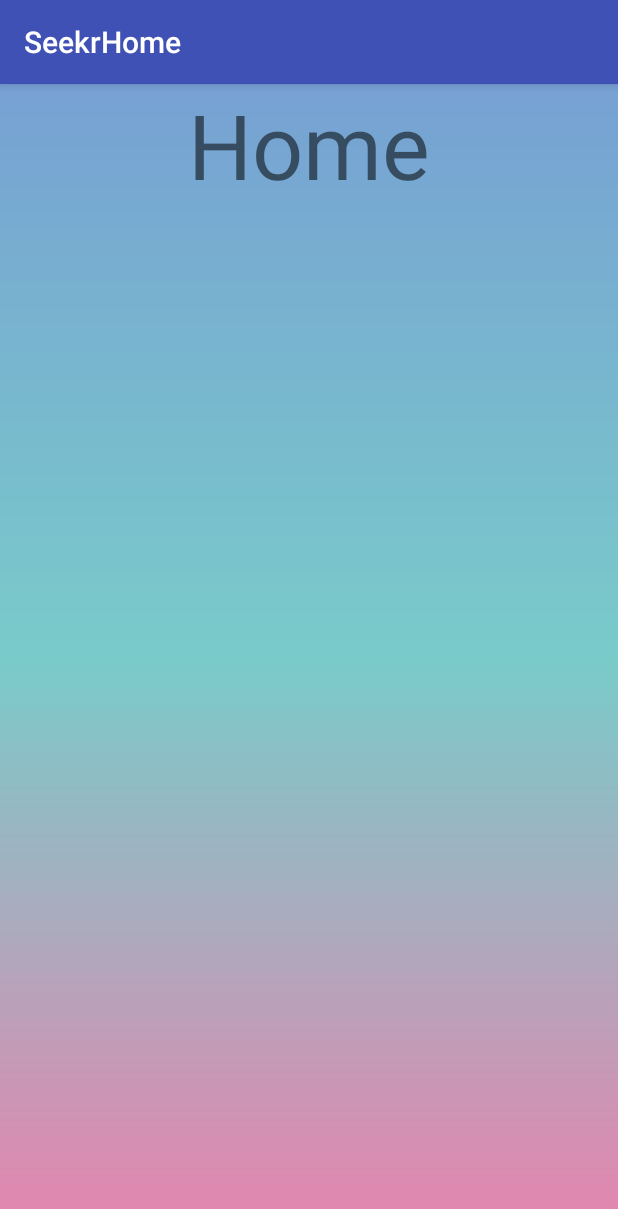
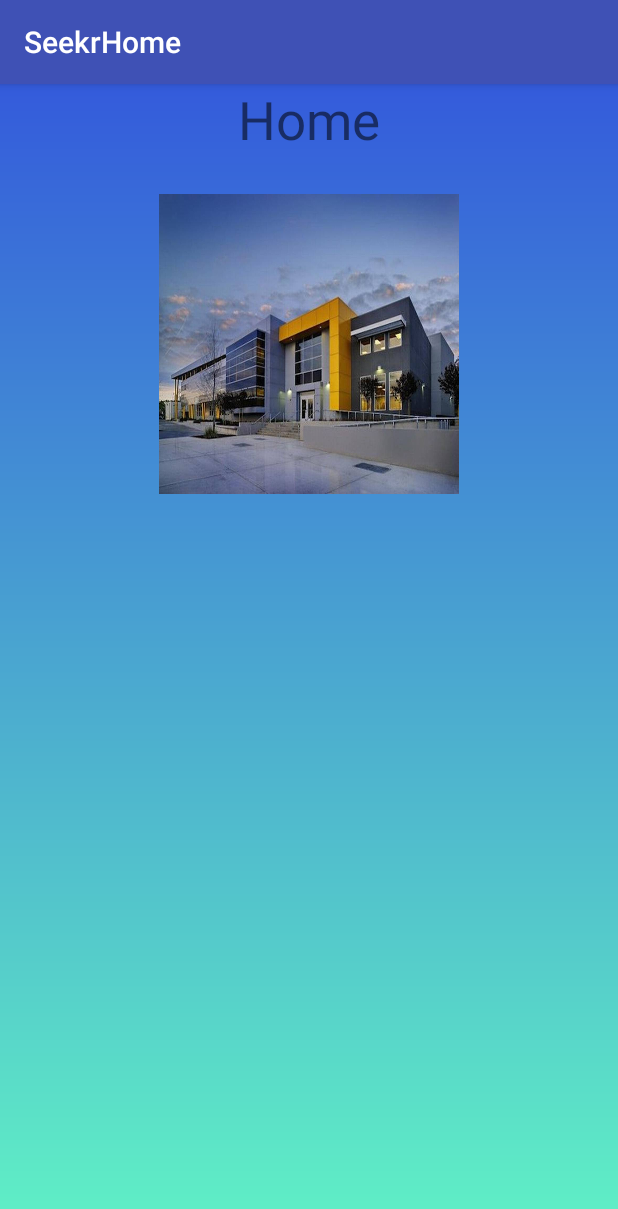
Before and after one commit to GodlyAzn/Seekr2, an Android app: the fragment Home shown on its own in the app's theme, on a phone screen of 412 x 824 dp. Shown: the top 1209 px of the screen. Run offline under Robolectric (Android 15) with nearby library versions, the phone set to English and light mode, and no system bars.

Commit message:
image button

```diff
--- a/app/build.gradle
+++ b/app/build.gradle
@@ -4,7 +4,7 @@ android {
     compileSdkVersion 26
     defaultConfig {
         applicationId "com.example.samuel.seekrhome"
-        minSdkVersion 15
+        minSdkVersion 21
         targetSdkVersion 26
         versionCode 1
         versionName "1.0"
--- a/app/src/main/res/layout/activity_main.xml
+++ b/app/src/main/res/layout/activity_main.xml
@@ -12,7 +12,7 @@
         app:itemTextColor="#fff"
         app:itemIconTint="#fff"
         android:id="@+id/nv"
-        android:background="@drawable/background1"
+        android:background="@drawable/background"
         android:layout_width="wrap_content"
         android:layout_height="match_parent"
         app:menu="@menu/drawermenu"
--- a/app/src/main/res/layout/fragment_account.xml
+++ b/app/src/main/res/layout/fragment_account.xml
@@ -2,7 +2,7 @@
     xmlns:tools="http://schemas.android.com/tools"
     android:layout_width="match_parent"
     android:layout_height="match_parent"
-    android:background="@drawable/background1"
+    android:background="@drawable/background"
     tools:context="com.example.samuel.seekrhome.Account">
 
     <!-- TODO: Update blank fragment layout -->
--- a/app/src/main/res/layout/fragment_event.xml
+++ b/app/src/main/res/layout/fragment_event.xml
@@ -2,7 +2,7 @@
     xmlns:tools="http://schemas.android.com/tools"
     android:layout_width="match_parent"
     android:layout_height="match_parent"
-    android:background="@drawable/background1"
+    android:background="@drawable/background"
     tools:context="com.example.samuel.seekrhome.Event">
 
     <!-- TODO: Update blank fragment layout -->
--- a/app/src/main/res/layout/fragment_home.xml
+++ b/app/src/main/res/layout/fragment_home.xml
@@ -6,11 +6,24 @@
 
     <!-- TODO: Update blank fragment layout -->
     <TextView
-        android:textSize="60dp"
+        android:textSize="35dp"
         android:layout_width="match_parent"
         android:layout_height="match_parent"
-        android:background="@drawable/background1"
+        android:background="@drawable/background"
         android:textAlignment="center"
         android:text="Home" />
 
+    <RelativeLayout
+        android:layout_width="match_parent"
+        android:layout_height="match_parent">
+
+        <ImageButton
+            android:background="@drawable/showcase"
+            android:layout_width="200dp"
+            android:layout_height="200dp"
+            android:layout_alignParentTop="true"
+            android:layout_centerHorizontal="true"
+            android:layout_marginTop="73dp" />
+    </RelativeLayout>
+
 </FrameLayout>
--- a/app/src/main/res/layout/fragment_search.xml
+++ b/app/src/main/res/layout/fragment_search.xml
@@ -2,7 +2,7 @@
     xmlns:tools="http://schemas.android.com/tools"
     android:layout_width="match_parent"
     android:layout_height="match_parent"
-    android:background="@drawable/background1"
+    android:background="@drawable/background"
     tools:context="com.example.samuel.seekrhome.Search">
 
     <!-- TODO: Update blank fragment layout -->
--- a/app/src/main/res/layout/fragment_settings.xml
+++ b/app/src/main/res/layout/fragment_settings.xml
@@ -2,7 +2,7 @@
     xmlns:tools="http://schemas.android.com/tools"
     android:layout_width="match_parent"
     android:layout_height="match_parent"
-    android:background="@drawable/background1"
+    android:background="@drawable/background"
     tools:context="com.example.samuel.seekrhome.Settings">
 
     <!-- TODO: Update blank fragment layout -->
--- a/app/src/main/res/layout/header.xml
+++ b/app/src/main/res/layout/header.xml
@@ -2,7 +2,7 @@
 <LinearLayout xmlns:android="http://schemas.android.com/apk/res/android"
     android:orientation="vertical" android:layout_width="match_parent"
     android:layout_height="185dp"
-    android:background="@drawable/background1"
+    android:background="@drawable/background"
     >
 
     <ImageView
```
Also changed, not shown: app/src/main/res/drawable/showcase.jpg (added).
